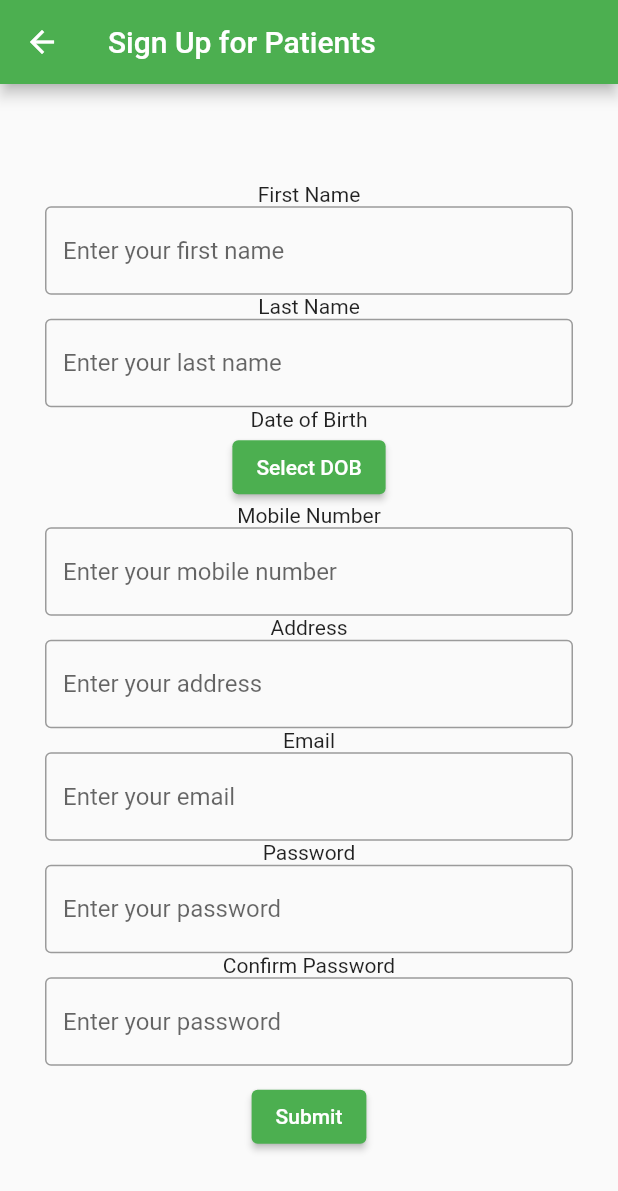
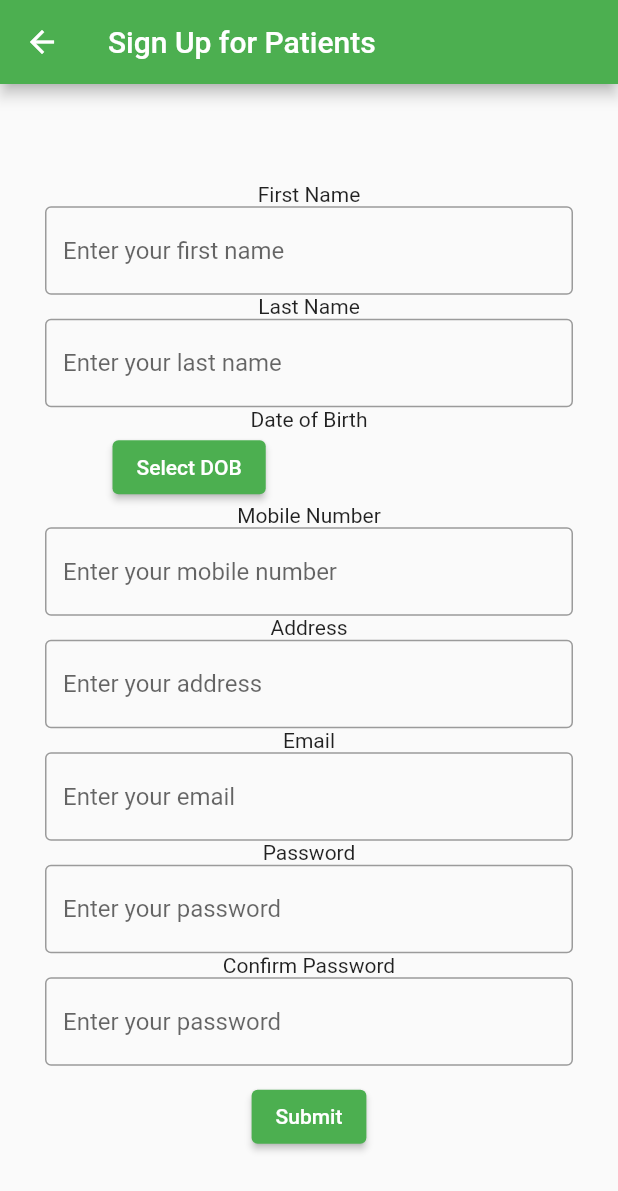
Before and after one commit to D7oMxB52/ND_Telemedicine_App, a Flutter app: the SignUpForPatients screen opened directly, on a phone screen of 412 x 824 dp. Shown: the top 1191 px of the screen. Run offline on Flutter 3.47's test engine with Material 2 defaults, Android fonts, the phone set to English and light mode, and no system bars; our stand-ins replace flutter_holo_date_picker; missing offline and left inert: flutter_calendar_widget.

Commit message:
More validation and user notification for unknown account on signin, styling and further state management for patient sign up

```diff
--- a/frontend/lib/SignUpForPatients.dart
+++ b/frontend/lib/SignUpForPatients.dart
@@ -4,13 +4,13 @@ import 'package:flutter/material.dart';
 import 'package:flutter_holo_date_picker/date_picker.dart';
 import 'package:flutter_holo_date_picker/i18n/date_picker_i18n.dart';
 
+import 'Booking.dart';
 import 'DateOfBirthWidget.dart';
 import 'package:intl/intl.dart';
 
 import 'User.dart';
 import 'PatientPage.dart';
 import 'package:http/http.dart' as http;
-
 
 class SignUpForPatients extends StatelessWidget {
   const SignUpForPatients({super.key});
@@ -48,25 +48,25 @@ class MyCustomForm extends StatefulWidget {
 // Create a corresponding State class.
 // This class holds data related to the form.
 class MyCustomFormState extends State<MyCustomForm> {
-  // Create a global key that uniquely identifies the Form widget
-  // and allows validation of the form.
-  //
-  // Note: This is a GlobalKey<FormState>,
-  // not a GlobalKey<MyCustomFormState>.
   final _formKey = GlobalKey<FormState>();
   DateTime? dateOfBirth;
+  String? firstNameInput;
+  String? lastNameInput;
+  String? mobileInput;
+  String? addressInput;
+  String? emailInput;
+  String? passwordInput;
+  String? confirmPasswordInput;
 
   @override
   Widget build(BuildContext context) {
-
-    final firstNameController = TextEditingController();
-    final lastNameController = TextEditingController();
-    final mobileNumberController = TextEditingController();
-    final addressController = TextEditingController();
-    final emailController = TextEditingController();
-    final passwordController = TextEditingController();
-    final confirmPasswordController = TextEditingController();
-
+    final firstNameController = TextEditingController(text: firstNameInput);
+    final lastNameController = TextEditingController(text: lastNameInput);
+    final mobileNumberController = TextEditingController(text: mobileInput);
+    final addressController = TextEditingController(text: addressInput);
+    final emailController = TextEditingController(text: emailInput);
+    final passwordController = TextEditingController(text: passwordInput);
+    final confirmPasswordController = TextEditingController(text: confirmPasswordInput);
 
     // VALIDATORS FOR EACH FIELD
     String? validateFirstName(String? value) {
@@ -89,7 +89,7 @@ class MyCustomFormState extends State<MyCustomForm> {
       RegExp regex = RegExp(pattern);
       if (value == null || value.isEmpty) {
         return 'Email cannot be blank';
-      } else if(!regex.hasMatch(value)) {
+      } else if (!regex.hasMatch(value)) {
         return 'Enter a valid email address';
       } else {
         return null;
@@ -101,7 +101,7 @@ class MyCustomFormState extends State<MyCustomForm> {
       RegExp regex = RegExp(pattern);
       if (value == null || value.isEmpty) {
         return 'Mobile number cannot be blank';
-      } else if(!regex.hasMatch(value)) {
+      } else if (!regex.hasMatch(value)) {
         return 'Enter valid mobile number';
       } else {
         return null;
@@ -116,7 +116,8 @@ class MyCustomFormState extends State<MyCustomForm> {
     }
 
     String? validatePassword(String? value) {
-      String pattern = r'^(?=.*[0-9])(?=.*[!@#$%^&*])[a-zA-Z0-9!@#$%^&*]{8,16}$';
+      String pattern =
+          r'^(?=.*[0-9])(?=.*[!@#$%^&*])[a-zA-Z0-9!@#$%^&*]{8,16}$';
       RegExp regex = RegExp(pattern);
       if (value == null || value.isEmpty) {
         return 'Password cannot be blank';
@@ -126,6 +127,7 @@ class MyCustomFormState extends State<MyCustomForm> {
         return null;
       }
     }
+
     String? validateConfirmPassword(String? value) {
       if (value == null || value.isEmpty) {
         return 'Password cannot be blank';
@@ -135,6 +137,7 @@ class MyCustomFormState extends State<MyCustomForm> {
         return null;
       }
     }
+
     // Build a Form widget using the _formKey created above.
     return Form(
       key: _formKey,
@@ -166,10 +169,31 @@ class MyCustomFormState extends State<MyCustomForm> {
                     validator: validateLastName,
                   ),
                   Text("Date of Birth"),
-                ElevatedButton(onPressed: () {
+                  Row(
+                    children: [
+                      Padding(padding: EdgeInsets.symmetric(horizontal: 45),
+                      child: ElevatedButton(
+                          onPressed: () {
+                            setState(() {
+                              firstNameInput = firstNameController.text;
+                              lastNameInput = lastNameController.text;
+                              mobileInput = mobileNumberController.text;
+                              addressInput = addressController.text;
+                              emailInput = emailController.text;
+                              passwordInput = passwordController.text;
+                              confirmPasswordInput = confirmPasswordController.text;
+                            });
+
                             _DateOfBirthWidget(context);
-                }, child: Text("Select DOB")),
-                // Text(dateOfBirth.toString()),
+                          },
+                          child: Text("Select DOB")),
+                      ),
+                      if (dateOfBirth != null) ...[
+                        Text(DateFormat('dd/MM/yyyy').format(dateOfBirth!),
+                        style: TextStyle(fontSize: 16, fontWeight: FontWeight.w500),),
+                      ],
+                    ],
+                  ),
                   Text("Mobile Number"),
                   TextFormField(
                     controller: mobileNumberController,
@@ -218,8 +242,7 @@ class MyCustomFormState extends State<MyCustomForm> {
                     validator: validateConfirmPassword,
                   ),
                 ],
-            )
-          ),
+              )),
           Padding(
             padding: const EdgeInsets.symmetric(vertical: 0.0),
             child: ElevatedButton(
@@ -231,7 +254,8 @@ class MyCustomFormState extends State<MyCustomForm> {
                   );
                   // Test printouts
                   print("FORM VALIDATED - RESULTS BELOW");
-                  var dateOfBirthText = DateFormat('yyyy-MM-dd').format(dateOfBirth!);
+                  var dateOfBirthText =
+                      DateFormat('yyyy-MM-dd').format(dateOfBirth!);
                   print("dateOfBirth: $dateOfBirthText");
                   print("firstName: ${firstNameController.text}");
                   print("lastName: ${lastNameController.text}");
@@ -244,13 +268,14 @@ class MyCustomFormState extends State<MyCustomForm> {
                   final response = await http.post(
                       // 10.0.2.2 replaces localhost when using android emulator
                       Uri.parse('http://localhost:8080/ndt/users'),
-                      headers:{
+                      headers: {
                         'Content-Type': 'application/json; charset=UTF-8',
                       },
                       body: jsonEncode({
                         "firstName": firstNameController.text,
                         "lastName": lastNameController.text,
-                            "dateOfBirth": DateFormat('yyyy-MM-dd').format(dateOfBirth!),
+                        "dateOfBirth":
+                            DateFormat('yyyy-MM-dd').format(dateOfBirth!),
                         "email": emailController.text,
                         "password": passwordController.text,
                         "address": addressController.text,
@@ -258,12 +283,11 @@ class MyCustomFormState extends State<MyCustomForm> {
                         "role": "PA",
                         "verified": 1,
                         "active": 1
-                          })
-                  );
+                      }));
 
                   // REDIRECT IF RESPONSE CONTAINS OBJECT
                   print(response.body);
-                  if (response.body.isNotEmpty){
+                  if (response.body.isNotEmpty) {
                     // If response received from server
                     Map<String, dynamic> userMap = jsonDecode(response.body);
                     User user = User.fromJson(userMap);
@@ -273,8 +297,9 @@ class MyCustomFormState extends State<MyCustomForm> {
                       // Create profile object HERE
                       final responseProfile = await http.post(
                           // 10.0.2.2 replaces localhost when using android emulator
-                          Uri.parse('http://localhost:8080/api/healthinfo/save'),
-                          headers:{
+                          Uri.parse(
+                              'http://localhost:8080/api/healthinfo/save'),
+                          headers: {
                             'Content-Type': 'application/json; charset=UTF-8',
                           },
                           body: jsonEncode({
@@ -282,12 +307,13 @@ class MyCustomFormState extends State<MyCustomForm> {
                             "height": 150,
                             "weight": 76,
                             "healthStatus": "Health is so tired"
-                          })
-                      );
-                      print("response object from profile creation: " + responseProfile.body);
-                      Navigator.push(context, MaterialPageRoute(builder: (
-                          context) =>
-                          PatientPage(user: user)),
+                          }));
+                      print("response object from profile creation: " +
+                          responseProfile.body);
+                      Navigator.push(
+                        context,
+                        MaterialPageRoute(
+                            builder: (context) => PatientPage(user: user)),
                       );
                     }
                   }
@@ -299,7 +325,6 @@ class MyCustomFormState extends State<MyCustomForm> {
         ],
       ),
     );
-
   }
 
   Future<void> _DateOfBirthWidget(BuildContext context) async {
```
Also changed, not shown: frontend/lib/NoAccess.dart (+17 -4 lines), frontend/lib/SignInPage.dart (+41 -55 lines). Lines whose indentation alone changed are shown as unchanged.
